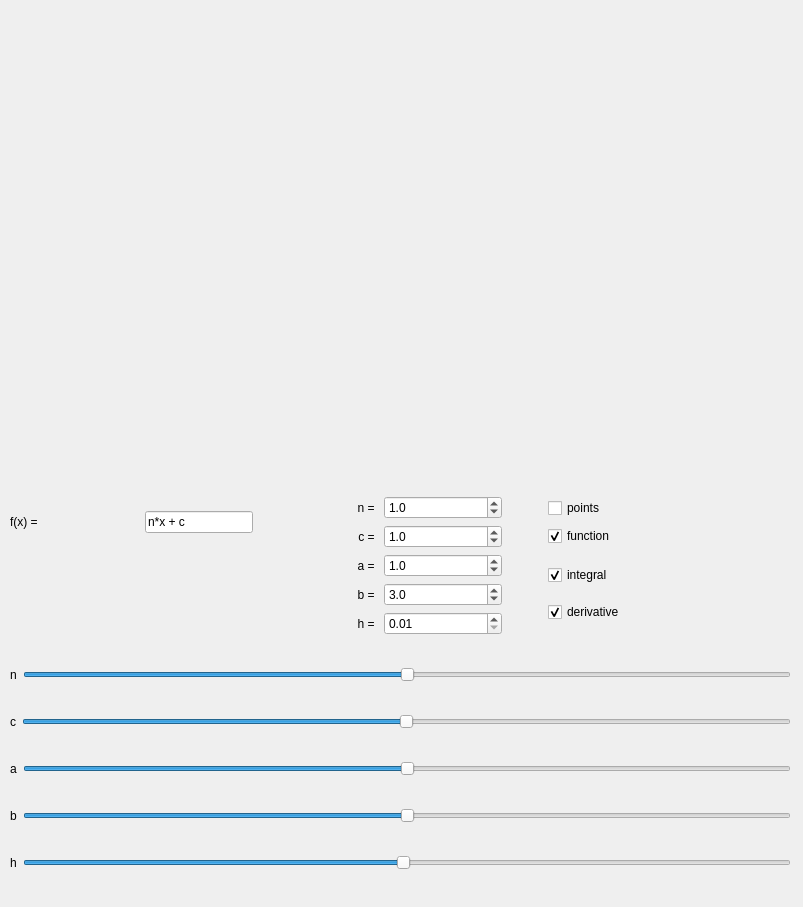
AlexPishchikov/product-integral, file plots/any_function/desktop/ui/main.ui: the form before one commit.
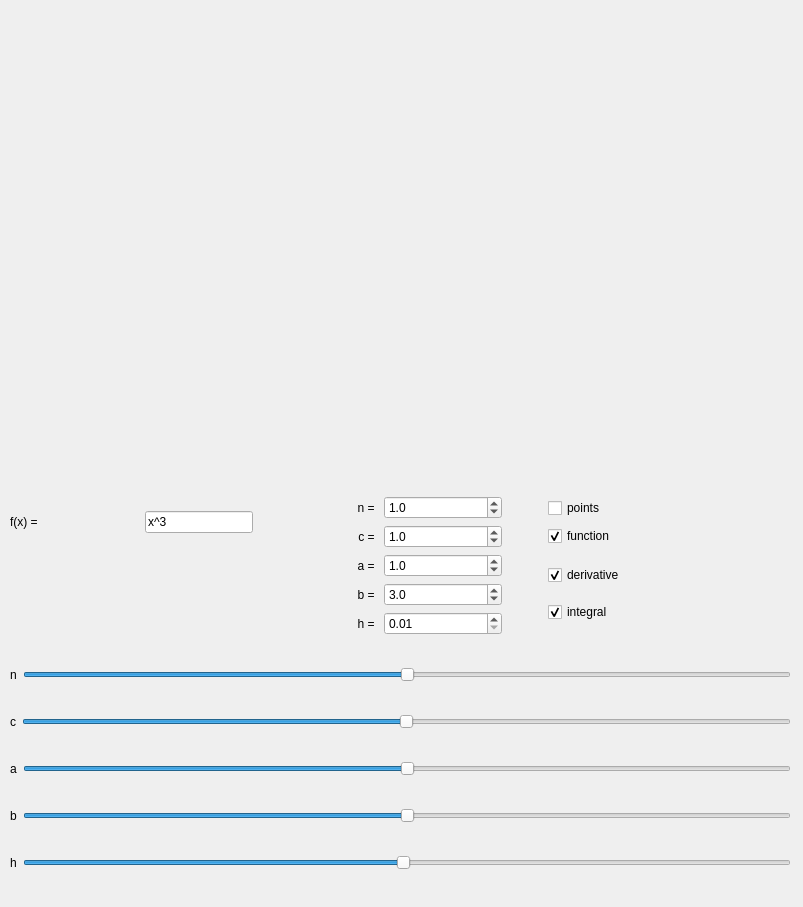
The form after the commit.

What changed in the file:
```diff
--- a/plots/any_function/desktop/ui/main.ui
+++ b/plots/any_function/desktop/ui/main.ui
@@ -184,16 +184,6 @@
          </item>
          <item row="2" column="3">
           <layout class="QVBoxLayout" name="verticalLayout_3">
-           <item>
-            <widget class="QCheckBox" name="integral_check_box">
-             <property name="text">
-              <string>integral</string>
-             </property>
-             <property name="checked">
-              <bool>true</bool>
-             </property>
-            </widget>
-           </item>
            <item>
             <widget class="QCheckBox" name="derivative_check_box">
              <property name="text">
@@ -204,6 +194,16 @@
              </property>
             </widget>
            </item>
+           <item>
+            <widget class="QCheckBox" name="integral_check_box">
+             <property name="text">
+              <string>integral</string>
+             </property>
+             <property name="checked">
+              <bool>true</bool>
+             </property>
+            </widget>
+           </item>
           </layout>
          </item>
          <item row="2" column="2">
@@ -312,7 +312,7 @@
               </sizepolicy>
              </property>
              <property name="text">
-              <string>n*x + c</string>
+              <string>x^3</string>
              </property>
             </widget>
            </item>
```
